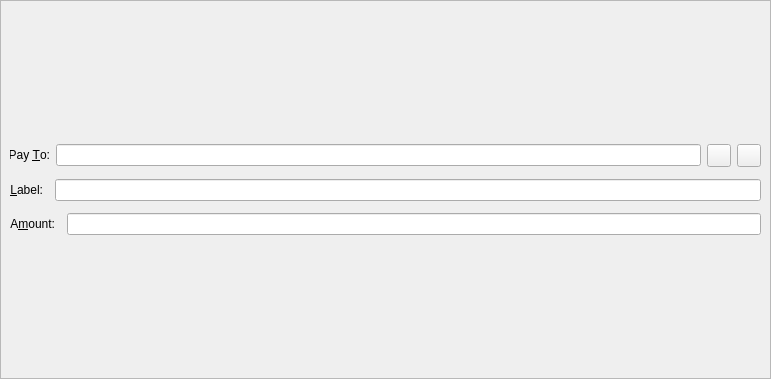
Qt form src/qt/forms/sendcoinsentry.ui (pedrorv0106/DAPS) before a commit.
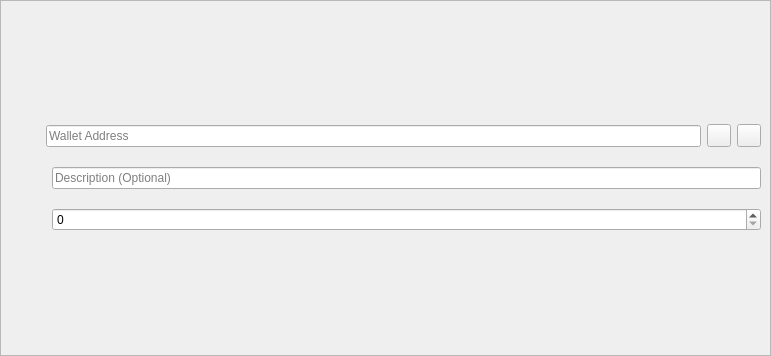
The same form after that commit. Icons and pictures are not drawn. Custom widgets are drawn as their Qt base class.

Commit message: DAPS-378 misc ui updates - new images, updated overview sync screen, updated sync circle behavior, css updates

Patch:
```diff
--- a/src/qt/forms/sendcoinsentry.ui
+++ b/src/qt/forms/sendcoinsentry.ui
@@ -7,7 +7,7 @@
     <x>0</x>
     <y>0</y>
     <width>771</width>
-    <height>379</height>
+    <height>356</height>
    </rect>
   </property>
   <property name="focusPolicy">
@@ -45,14 +45,20 @@
         </property>
         <item>
          <widget class="QLabel" name="payToLabel">
+            <property name="styleSheet">
+            <string notr="true">border-image: url(':/icons/qr-code') 0 0 0 0 stretch stretch;</string>
+            </property>
           <property name="sizePolicy">
-           <sizepolicy hsizetype="Preferred" vsizetype="Fixed">
+           <sizepolicy hsizetype="Fixed" vsizetype="Fixed">
             <horstretch>0</horstretch>
             <verstretch>0</verstretch>
            </sizepolicy>
           </property>
-          <property name="text">
-           <string>Pay &amp;To:</string>
+          <property name="minimumSize">
+           <size>
+            <width>30</width>
+            <height>30</height>
+           </size>
           </property>
           <property name="alignment">
            <set>Qt::AlignRight|Qt::AlignTrailing|Qt::AlignVCenter</set>
@@ -64,15 +70,9 @@
         </item>
         <item>
          <widget class="QValidatedLineEdit" name="payTo">
-          <property name="toolTip">
-           <string>The DAPScoin address to send the payment to</string>
-          </property>
-          <property name="inputMask">
-           <string/>
-          </property>
-          <property name="text">
-           <string/>
-          </property>
+            <property name="placeholderText">
+            <string>Wallet Address</string>
+            </property>
          </widget>
         </item>
         <item>
@@ -112,14 +112,20 @@
        <layout class="QHBoxLayout" name="horizontalLayout_15">
         <item>
          <widget class="QLabel" name="labelLabel">
+           <property name="styleSheet">
+            <string notr="true">border-image: url(':/icons/cashbook') 0 0 0 0 stretch stretch;</string>
+            </property>
           <property name="sizePolicy">
            <sizepolicy hsizetype="Fixed" vsizetype="Fixed">
             <horstretch>0</horstretch>
             <verstretch>0</verstretch>
            </sizepolicy>
           </property>
-          <property name="text">
-           <string>&amp;Label:</string>
+          <property name="minimumSize">
+           <size>
+            <width>30</width>
+            <height>30</height>
+           </size>
           </property>
           <property name="alignment">
            <set>Qt::AlignRight|Qt::AlignTrailing|Qt::AlignVCenter</set>
@@ -131,9 +137,9 @@
         </item>
         <item>
          <widget class="QLineEdit" name="addAsLabel">
-          <property name="toolTip">
-           <string>Enter a label for this address to add it to the list of used addresses</string>
-          </property>
+            <property name="placeholderText">
+            <string>Description (Optional)</string>
+            </property>
          </widget>
         </item>
        </layout>
@@ -142,14 +148,23 @@
        <layout class="QHBoxLayout" name="horizontalLayout_13">
         <item>
          <widget class="QLabel" name="amountLabel">
+          <property name="styleSheet">
+            <string notr="true">border-image: url(':/icons/wallet') 0 0 0 0 stretch stretch;</string>
+            </property>
           <property name="sizePolicy">
            <sizepolicy hsizetype="Fixed" vsizetype="Fixed">
             <horstretch>0</horstretch>
             <verstretch>0</verstretch>
            </sizepolicy>
           </property>
+          <property name="minimumSize">
+           <size>
+            <width>30</width>
+            <height>30</height>
+           </size>
+          </property>
           <property name="text">
-           <string>A&amp;mount:</string>
+           <string/>
           </property>
           <property name="alignment">
            <set>Qt::AlignRight|Qt::AlignTrailing|Qt::AlignVCenter</set>
@@ -160,7 +175,8 @@
          </widget>
         </item>
         <item>
-         <widget class="BitcoinAmountField" name="payAmount"/>
+         <widget class="QSpinBox" name="payAmount">
+          </widget>
         </item>
        </layout>
       </item>
@@ -1211,17 +1227,17 @@
   </widget>
  </widget>
  <customwidgets>
-  <customwidget>
-   <class>QValidatedLineEdit</class>
-   <extends>QLineEdit</extends>
-   <header>qvalidatedlineedit.h</header>
-  </customwidget>
   <customwidget>
    <class>BitcoinAmountField</class>
    <extends>QLineEdit</extends>
    <header>bitcoinamountfield.h</header>
    <container>1</container>
   </customwidget>
+  <customwidget>
+   <class>QValidatedLineEdit</class>
+   <extends>QLineEdit</extends>
+   <header>qvalidatedlineedit.h</header>
+  </customwidget>
  </customwidgets>
  <tabstops>
   <tabstop>payAmount_is</tabstop>
```
Left out of the diff: 22 changed lines with no effect on the pictures. The commit also changes 26 other files.
